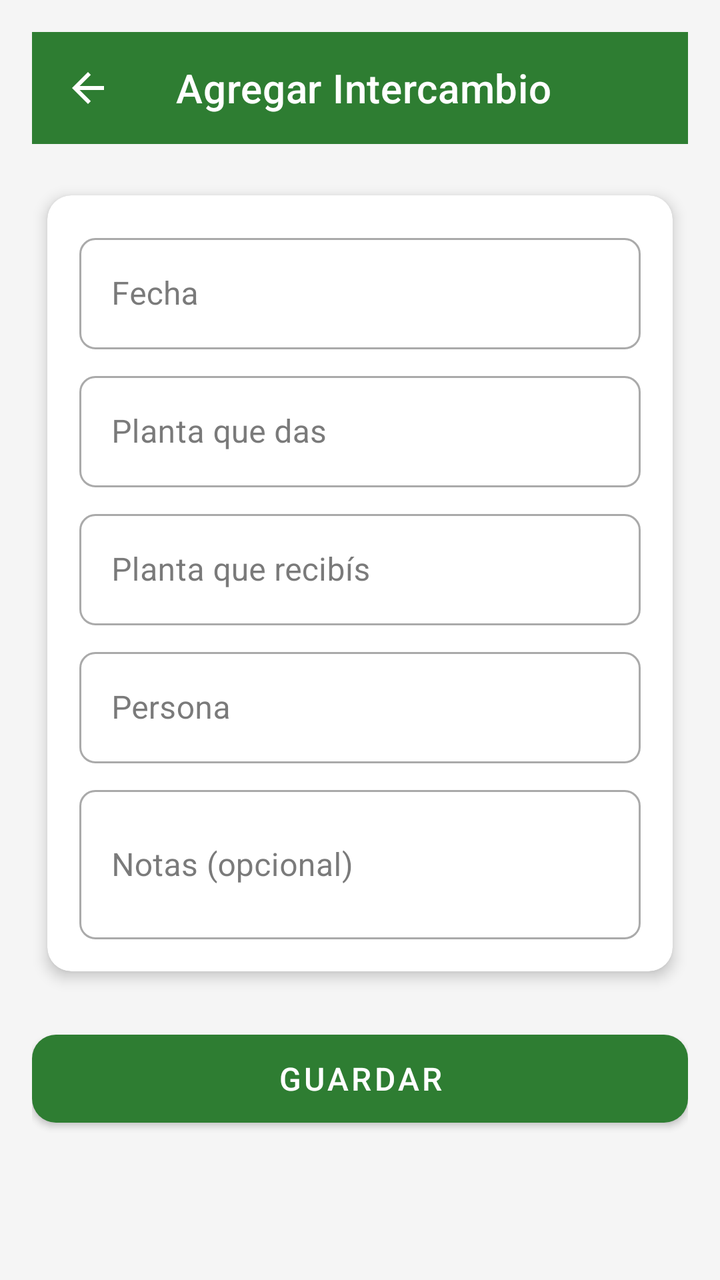
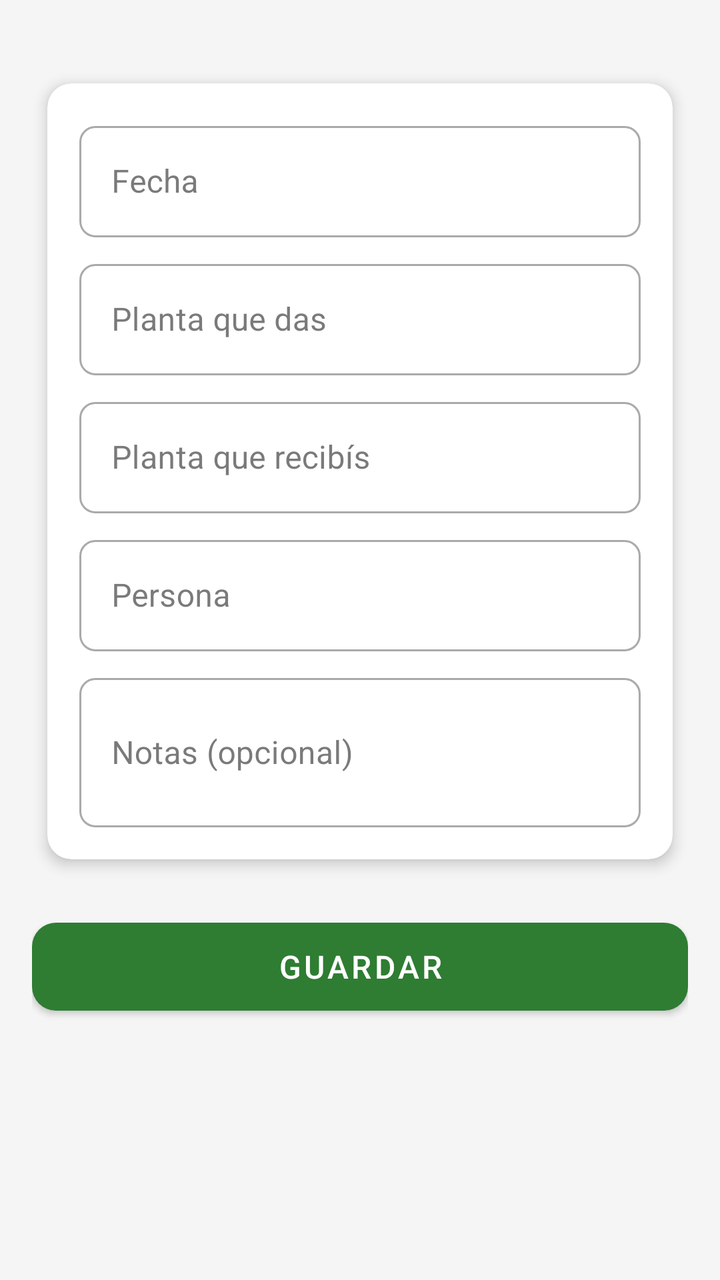

Compare the two renders of this Android layout. The source of the first and the diff that turns it into the second are given below.
<!-- AndroidManifest.xml: application theme Theme.OasisCheck -->
<!-- res/layout/activity_agregar_intercambio.xml -->
<?xml version="1.0" encoding="utf-8"?>
<ScrollView
    xmlns:android="http://schemas.android.com/apk/res/android"
    xmlns:app="http://schemas.android.com/apk/res-auto"
    android:layout_width="match_parent"
    android:layout_height="match_parent"
    android:background="@color/background">

    <LinearLayout
        android:layout_width="match_parent"
        android:layout_height="wrap_content"
        android:orientation="vertical"
        android:padding="16dp">

        <com.google.android.material.appbar.MaterialToolbar
            android:id="@+id/toolbar"
            android:layout_width="match_parent"
            android:layout_height="?attr/actionBarSize"
            android:background="@color/green_primary"
            app:navigationIcon="@drawable/ic_back"
            app:title="@string/agregar_intercambio"
            app:titleTextColor="@color/white"
            app:navigationIconTint="@color/white" />

        <androidx.cardview.widget.CardView
            style="@style/CardStyle"
            android:layout_width="match_parent"
            android:layout_height="wrap_content"
            android:layout_marginTop="16dp">

            <LinearLayout
                android:layout_width="match_parent"
                android:layout_height="wrap_content"
                android:orientation="vertical"
                android:padding="16dp">

                <com.google.android.material.textfield.TextInputLayout
                    style="@style/InputStyle"
                    android:layout_width="match_parent"
                    android:layout_height="wrap_content"
                    android:hint="@string/fecha">

                    <com.google.android.material.textfield.TextInputEditText
                        android:id="@+id/et_fecha"
                        android:layout_width="match_parent"
                        android:layout_height="wrap_content"
                        android:focusable="false"
                        android:clickable="true" />

                </com.google.android.material.textfield.TextInputLayout>

                <com.google.android.material.textfield.TextInputLayout
                    style="@style/InputStyle"
                    android:layout_width="match_parent"
                    android:layout_height="wrap_content"
                    android:layout_marginTop="8dp"
                    android:hint="@string/planta_entregada">

                    <com.google.android.material.textfield.TextInputEditText
                        android:id="@+id/et_planta_entregada"
                        android:layout_width="match_parent"
                        android:layout_height="wrap_content"
                        android:inputType="text" />

                </com.google.android.material.textfield.TextInputLayout>

                <com.google.android.material.textfield.TextInputLayout
                    style="@style/InputStyle"
                    android:layout_width="match_parent"
                    android:layout_height="wrap_content"
                    android:layout_marginTop="8dp"
                    android:hint="@string/planta_recibida">

                    <com.google.android.material.textfield.TextInputEditText
                        android:id="@+id/et_planta_recibida"
                        android:layout_width="match_parent"
                        android:layout_height="wrap_content"
                        android:inputType="text" />

                </com.google.android.material.textfield.TextInputLayout>

                <com.google.android.material.textfield.TextInputLayout
                    style="@style/InputStyle"
                    android:layout_width="match_parent"
                    android:layout_height="wrap_content"
                    android:layout_marginTop="8dp"
                    android:hint="@string/persona">

                    <com.google.android.material.textfield.TextInputEditText
                        android:id="@+id/et_persona"
                        android:layout_width="match_parent"
                        android:layout_height="wrap_content"
                        android:inputType="textPersonName" />

                </com.google.android.material.textfield.TextInputLayout>

                <com.google.android.material.textfield.TextInputLayout
                    style="@style/InputStyle"
                    android:layout_width="match_parent"
                    android:layout_height="wrap_content"
                    android:layout_marginTop="8dp"
                    android:hint="@string/notas_opcional">

                    <com.google.android.material.textfield.TextInputEditText
                        android:id="@+id/et_notas"
                        android:layout_width="match_parent"
                        android:layout_height="wrap_content"
                        android:inputType="textMultiLine"
                        android:minLines="2" />

                </com.google.android.material.textfield.TextInputLayout>

            </LinearLayout>

        </androidx.cardview.widget.CardView>

        <com.google.android.material.button.MaterialButton
            android:id="@+id/btn_guardar"
            android:layout_width="match_parent"
            android:layout_height="56dp"
            android:layout_marginTop="16dp"
            android:text="@string/guardar"
            android:textSize="16sp"
            app:backgroundTint="@color/green_primary"
            app:cornerRadius="12dp" />

        <com.google.android.material.button.MaterialButton
            android:id="@+id/btn_eliminar"
            style="@style/Widget.MaterialComponents.Button.OutlinedButton"
            android:layout_width="match_parent"
            android:layout_height="56dp"
            android:layout_marginTop="8dp"
            android:text="@string/eliminar"
            android:textColor="@color/red"
            app:strokeColor="@color/red"
            app:cornerRadius="12dp"
            android:visibility="gone" />

    </LinearLayout>

</ScrollView>
<!-- resources referenced by this layout -->
<resources>
  <color name="background">#F5F5F5</color>
  <color name="green_primary">#2E7D32</color>
  <color name="red">#F44336</color>
  <color name="white">#FFFFFF</color>
  <!-- drawable ic_back (drawable) -->
  <?xml version="1.0" encoding="utf-8"?>
  <vector xmlns:android="http://schemas.android.com/apk/res/android"
      android:width="24dp"
      android:height="24dp"
      android:viewportWidth="24"
      android:viewportHeight="24"
      android:tint="?attr/colorControlNormal">
      <path
          android:fillColor="@android:color/white"
          android:pathData="M20,11H7.83l5.59,-5.59L12,4l-8,8 8,8 1.41,-1.41L7.83,13H20v-2z"/>
  </vector>
  <string name="agregar_intercambio">Agregar Intercambio</string>
  <string name="eliminar">Eliminar</string>
  <string name="fecha">Fecha</string>
  <string name="guardar">Guardar</string>
  <string name="notas_opcional">Notas (opcional)</string>
  <string name="persona">Persona</string>
  <string name="planta_entregada">Planta que das</string>
  <string name="planta_recibida">Planta que recibís</string>
  <style name="CardStyle">
          <item name="cardCornerRadius">12dp</item>
          <item name="cardElevation">4dp</item>
          <item name="cardUseCompatPadding">true</item>
      </style>
  <style name="InputStyle" parent="Widget.MaterialComponents.TextInputLayout.OutlinedBox">
          <item name="boxCornerRadiusTopStart">8dp</item>
          <item name="boxCornerRadiusTopEnd">8dp</item>
          <item name="boxCornerRadiusBottomStart">8dp</item>
          <item name="boxCornerRadiusBottomEnd">8dp</item>
      </style>
  <style name="Theme.OasisCheck" parent="Theme.MaterialComponents.DayNight.DarkActionBar">
          <item name="colorPrimary">@color/green_primary</item>
          <item name="colorPrimaryDark">@color/green_primary_dark</item>
          <item name="colorAccent">@color/green_accent</item>
          <item name="colorSecondary">@color/green_accent</item>
          <item name="colorOnSurface">@color/text_primary</item>
          <item name="android:statusBarColor">@color/green_primary_dark</item>
      </style>
  <color name="green_primary_dark">#1B5E20</color>
  <color name="green_accent">#66BB6A</color>
  <color name="text_primary">#212121</color>
</resources>

<!-- the commit's change to res/layout/activity_agregar_intercambio.xml (unified diff, before → after) -->
@@ -12,15 +12,7 @@
         android:orientation="vertical"
         android:padding="16dp">
 
-        <com.google.android.material.appbar.MaterialToolbar
-            android:id="@+id/toolbar"
-            android:layout_width="match_parent"
-            android:layout_height="?attr/actionBarSize"
-            android:background="@color/green_primary"
-            app:navigationIcon="@drawable/ic_back"
-            app:title="@string/agregar_intercambio"
-            app:titleTextColor="@color/white"
-            app:navigationIconTint="@color/white" />
+
 
         <androidx.cardview.widget.CardView
             style="@style/CardStyle"
<!-- resource entries referenced after the edit -->
@@ -3,20 +3,6 @@
   <color name="background">#F5F5F5</color>
   <color name="green_primary">#2E7D32</color>
   <color name="red">#F44336</color>
-  <color name="white">#FFFFFF</color>
-  <!-- drawable ic_back (drawable) -->
-  <?xml version="1.0" encoding="utf-8"?>
-  <vector xmlns:android="http://schemas.android.com/apk/res/android"
-      android:width="24dp"
-      android:height="24dp"
-      android:viewportWidth="24"
-      android:viewportHeight="24"
-      android:tint="?attr/colorControlNormal">
-      <path
-          android:fillColor="@android:color/white"
-          android:pathData="M20,11H7.83l5.59,-5.59L12,4l-8,8 8,8 1.41,-1.41L7.83,13H20v-2z"/>
-  </vector>
-  <string name="agregar_intercambio">Agregar Intercambio</string>
   <string name="eliminar">Eliminar</string>
   <string name="fecha">Fecha</string>
   <string name="guardar">Guardar</string>
@@ -35,16 +21,15 @@
           <item name="boxCornerRadiusBottomStart">8dp</item>
           <item name="boxCornerRadiusBottomEnd">8dp</item>
       </style>
-  <style name="Theme.OasisCheck" parent="Theme.MaterialComponents.DayNight.DarkActionBar">
-          <item name="colorPrimary">@color/green_primary</item>
-          <item name="colorPrimaryDark">@color/green_primary_dark</item>
-          <item name="colorAccent">@color/green_accent</item>
-          <item name="colorSecondary">@color/green_accent</item>
+  <style name="Theme.OasisCheck" parent="Theme.MaterialComponents.DayNight.NoActionBar">
+          <item name="colorPrimary">@color/purple</item>
+          <item name="colorPrimaryDark">#6A1B9A</item>
+          <item name="colorAccent">#FF4081</item>
+          <item name="colorSecondary">#FF4081</item>
           <item name="colorOnSurface">@color/text_primary</item>
-          <item name="android:statusBarColor">@color/green_primary_dark</item>
+          <item name="android:statusBarColor">#6A1B9A</item>
       </style>
-  <color name="green_primary_dark">#1B5E20</color>
-  <color name="green_accent">#66BB6A</color>
+  <color name="purple">#9C27B0</color>
   <color name="text_primary">#212121</color>
 </resources>
 
